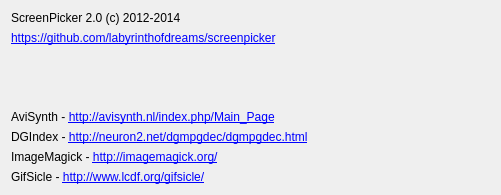
Qt form aboutwidget.ui (labyrinthofdreams/screenpicker) before a commit.
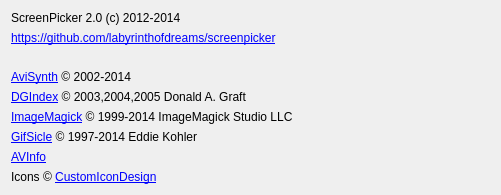
The same form after that commit.

Commit message: Update About window

What changed in the file:
```diff
--- a/aboutwidget.ui
+++ b/aboutwidget.ui
@@ -61,7 +61,7 @@
      <item>
       <widget class="QLabel" name="label_4">
        <property name="text">
-        <string>AviSynth - &lt;a href='http://avisynth.nl/index.php/Main_Page'&gt;http://avisynth.nl/index.php/Main_Page&lt;/a&gt;</string>
+        <string>&lt;a href='http://avisynth.nl/index.php/Main_Page'&gt;AviSynth&lt;/a&gt; &amp;copy; 2002-2014</string>
        </property>
        <property name="textFormat">
         <enum>Qt::RichText</enum>
@@ -77,7 +77,7 @@
      <item>
       <widget class="QLabel" name="label_5">
        <property name="text">
-        <string>DGIndex - &lt;a href='http://neuron2.net/dgmpgdec/dgmpgdec.html'&gt;http://neuron2.net/dgmpgdec/dgmpgdec.html&lt;/a&gt;</string>
+        <string>&lt;a href='http://neuron2.net/dgmpgdec/dgmpgdec.html'&gt;DGIndex&lt;/a&gt; &amp;copy; 2003,2004,2005 Donald A. Graft</string>
        </property>
        <property name="textFormat">
         <enum>Qt::RichText</enum>
@@ -90,7 +90,7 @@
      <item>
       <widget class="QLabel" name="label_3">
        <property name="text">
-        <string>ImageMagick - &lt;a href='http://imagemagick.org/'&gt;http://imagemagick.org/&lt;/a&gt;</string>
+        <string>&lt;a href='http://imagemagick.org/'&gt;ImageMagick&lt;/a&gt; &amp;copy; 1999-2014 ImageMagick Studio LLC</string>
        </property>
        <property name="textFormat">
         <enum>Qt::RichText</enum>
@@ -106,7 +106,7 @@
      <item>
       <widget class="QLabel" name="label_2">
        <property name="text">
-        <string>GifSicle - &lt;a href='http://www.lcdf.org/gifsicle/'&gt;http://www.lcdf.org/gifsicle/&lt;/a&gt;</string>
+        <string>&lt;a href='http://www.lcdf.org/gifsicle/'&gt;GifSicle&lt;/a&gt; &amp;copy; 1997-2014 Eddie Kohler</string>
        </property>
        <property name="textFormat">
         <enum>Qt::RichText</enum>
@@ -119,6 +119,29 @@
        </property>
       </widget>
      </item>
+     <item>
+      <widget class="QLabel" name="label_8">
+       <property name="text">
+        <string>&lt;a href='http://shounen.ru/soft/avinfo/desc_en.shtml'&gt;AVInfo&lt;/a&gt;</string>
+       </property>
+       <property name="textFormat">
+        <enum>Qt::RichText</enum>
+       </property>
+       <property name="openExternalLinks">
+        <bool>true</bool>
+       </property>
+       <property name="textInteractionFlags">
+        <set>Qt::TextBrowserInteraction</set>
+       </property>
+      </widget>
+     </item>
+     <item>
+      <widget class="QLabel" name="label_7">
+       <property name="text">
+        <string>Icons &amp;copy; &lt;a href='http://www.customicondesign.com/'&gt;CustomIconDesign&lt;/a&gt;</string>
+       </property>
+      </widget>
+     </item>
     </layout>
    </item>
   </layout>
```
